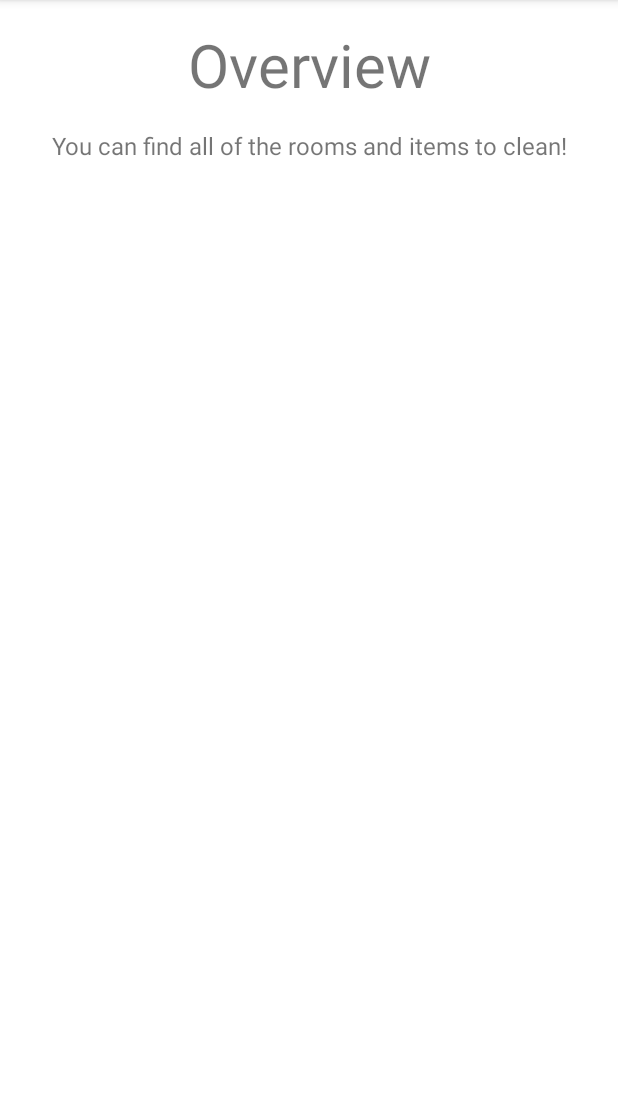
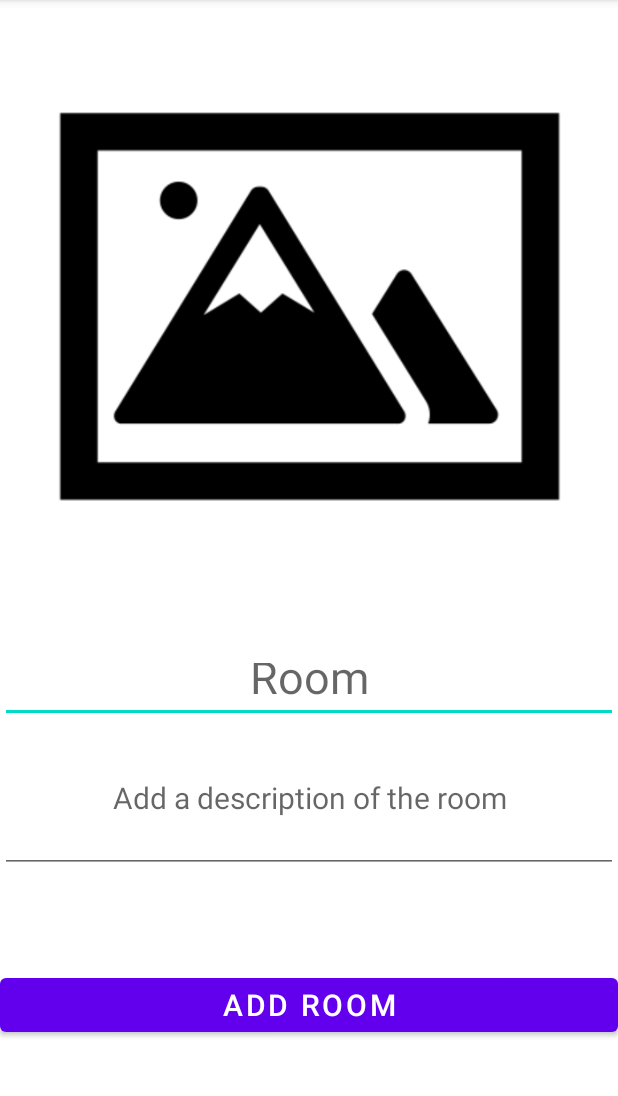
Before and after one commit to KarimSamaha98/tidy_app, an Android app: the screen it shows after launch (MainActivity), on a phone screen of 412 x 824 dp, the part 84-1180 px from its top. Run offline under Robolectric (Android 15) with nearby library versions, the phone set to English and light mode, and no system bars; our stand-ins replace Firebase (no records; nobody signed in at launch, a user with empty details on screens opened directly), data binding.

Commit message:
feat: working on adding rooms to firebase

```diff
--- /dev/null
+++ b/tidy/app/src/main/java/com/epfl/esl/tidy/AddRoomsViewModel.kt
@@ -0,0 +1,37 @@
+package com.epfl.esl.tidy
+
+import android.net.Uri
+import androidx.lifecycle.ViewModel
+import com.google.firebase.database.DatabaseReference
+import com.google.firebase.database.FirebaseDatabase
+import com.google.firebase.ktx.Firebase
+import com.google.firebase.storage.ktx.storage
+
+class AddRoomsViewModel : ViewModel() {
+    var imageUri: Uri?
+    var roomName: String?
+    var roomDescription : String?
+    val tempID = 0
+    var tempID_key : String?
+
+    val database: FirebaseDatabase = FirebaseDatabase.getInstance()
+    val roomRef: DatabaseReference = database.getReference("Space_IDs")
+    var storageRef = Firebase.storage.reference
+
+    val roomMapping = mapOf(
+        "Living Room" to 0,
+        "Dining Room" to 1,
+        "Kitchen" to 2,
+        "Bathroom" to 3,
+    )
+    var key: String
+
+
+    init{
+        imageUri = null
+        roomName = ""
+        roomDescription = ""
+        key = roomRef.push().key.toString()
+        tempID_key = null
+    }
+}
--- a/tidy/app/src/main/java/com/epfl/esl/tidy/OverviewViewModel.kt
+++ b/tidy/app/src/main/java/com/epfl/esl/tidy/OverviewViewModel.kt
@@ -5,7 +5,11 @@ import com.google.firebase.database.DataSnapshot
 import com.google.firebase.database.DatabaseReference
 import com.google.firebase.database.FirebaseDatabase
 import com.google.firebase.database.ValueEventListener
+import com.google.firebase.ktx.Firebase
+import com.google.firebase.storage.ktx.storage
 
 class OverviewViewModel : ViewModel() {
+    var storageRef = Firebase.storage.reference
+    val tempID = 0
 
 }
--- /dev/null
+++ b/tidy/app/src/main/res/layout/add_rooms_fragment.xml
@@ -0,0 +1,90 @@
+<?xml version="1.0" encoding="utf-8"?>
+<layout xmlns:android="http://schemas.android.com/apk/res/android"
+    xmlns:app="http://schemas.android.com/apk/res-auto">
+
+    <androidx.constraintlayout.widget.ConstraintLayout
+        android:layout_width="match_parent"
+        android:layout_height="match_parent"
+        android:orientation="vertical">
+
+        <ImageButton
+            android:id="@+id/roomImage"
+            android:layout_width="match_parent"
+            android:layout_height="400dp"
+            android:adjustViewBounds="true"
+            android:scaleType="centerInside"
+            android:text = "@string/pick_image"
+            android:background="@null"
+            app:srcCompat="@drawable/pick_image" />
+
+        <FrameLayout
+            android:id="@+id/frameLayout"
+            android:layout_width="match_parent"
+            android:layout_height="wrap_content"
+            android:layout_marginTop="32dp"
+            android:orientation="vertical"
+            app:layout_constraintTop_toBottomOf="@+id/roomImage">
+
+            <LinearLayout
+                android:id="@+id/EditTexts"
+                android:layout_width="match_parent"
+                android:layout_height="wrap_content"
+                android:orientation="vertical">
+
+                <EditText
+                    android:id="@+id/roomName"
+                    android:layout_width="match_parent"
+                    android:layout_height="50dp"
+                    android:gravity="center"
+                    android:hint="@string/room"
+                    android:inputType="textPersonName"
+                    android:textSize="30sp" />
+
+                <EditText
+                    android:id="@+id/roomDescription"
+                    android:layout_width="match_parent"
+                    android:layout_height="100dp"
+                    android:gravity="center"
+                    android:hint="@string/room_description"
+                    android:inputType="textLongMessage"
+                    android:textSize="20sp" />
+
+            </LinearLayout>
+
+        </FrameLayout>
+
+
+        <FrameLayout
+            android:layout_width="match_parent"
+            android:layout_height="wrap_content"
+            android:layout_marginTop="64dp"
+            android:orientation="horizontal"
+            app:layout_constraintTop_toBottomOf="@+id/frameLayout">
+
+            <LinearLayout
+                android:id="@+id/SignInSignUpButtons"
+                android:layout_width="match_parent"
+                android:layout_height="wrap_content"
+                android:layout_gravity="center"
+                android:orientation="vertical">
+
+                <Button
+                    android:id="@+id/AddRoomButton"
+                    android:layout_width="match_parent"
+                    android:layout_height="match_parent"
+                    android:text="@string/add_room"
+                    android:textSize="20sp"/>
+
+<!--                <Button-->
+<!--                    android:id="@+id/SignUpButton"-->
+<!--                    android:layout_width="match_parent"-->
+<!--                    android:layout_height="match_parent"-->
+<!--                    android:text="@string/sign_up"-->
+<!--                    android:textColor="@color/purple_200"-->
+<!--                    app:backgroundTint="@color/white" />-->
+            </LinearLayout>
+
+        </FrameLayout>
+
+    </androidx.constraintlayout.widget.ConstraintLayout>
+</layout>
--- a/tidy/app/src/main/res/navigation/navigation.xml
+++ b/tidy/app/src/main/res/navigation/navigation.xml
@@ -1,11 +1,17 @@
 <?xml version="1.0" encoding="utf-8"?>
 <navigation xmlns:android="http://schemas.android.com/apk/res/android"
     xmlns:app="http://schemas.android.com/apk/res-auto"
+    xmlns:tools="http://schemas.android.com/tools"
     android:id="@+id/navigation.xml"
-    app:startDestination="@id/overviewFragment2">
+    app:startDestination="@id/addRooms">
 
     <fragment
         android:id="@+id/overviewFragment2"
         android:name="com.epfl.esl.tidy.OverviewFragment"
         android:label="OverviewFragment" />
+    <fragment
+        android:id="@+id/addRooms"
+        android:name="com.epfl.esl.tidy.AddRooms"
+        android:label="add_rooms_fragment"
+        tools:layout="@layout/add_rooms_fragment" />
 </navigation>
--- a/tidy/app/src/main/res/values/strings.xml
+++ b/tidy/app/src/main/res/values/strings.xml
@@ -2,4 +2,8 @@
     <string name="app_name">tidy</string>
     <string name="overview_title">Overview</string>
     <string name="overview_desc">You can find all of the rooms and items to clean!</string>
+    <string name="pick_image">Pick image</string>
+    <string name="room">Room</string>
+    <string name="room_description">Add a description of the room</string>
+    <string name="add_room">Add Room</string>
 </resources>
--- a/tidy/build.gradle
+++ b/tidy/build.gradle
@@ -9,7 +9,7 @@ buildscript {
         classpath "com.android.tools.build:gradle:4.2.2"
         classpath "android.arch.navigation:navigation-safe-args-gradle-plugin:1.0.0"
 
-        classpath "org.jetbrains.kotlin:kotlin-gradle-plugin:$kotlin_version"
+        classpath "org.jetbrains.kotlin:kotlin-gradle-plugin:1.5.31"
         classpath 'com.google.gms:google-services:4.3.10'
 
         // NOTE: Do not place your application dependencies here; they belong
```
Also changed, not shown: tidy/app/src/main/java/com/epfl/esl/tidy/AddRooms.kt (added, +156 -0 lines), tidy/app/src/main/java/com/epfl/esl/tidy/OverviewFragment.kt (+33 -8 lines), tidy/app/src/main/java/com/epfl/esl/tidy/RoomAdapter.kt (+6 -1 lines), tidy/app/src/main/res/layout/room_recycle.xml (+7 -6 lines), tidy/app/src/main/res/drawable-v24/pick_image.png (added).
